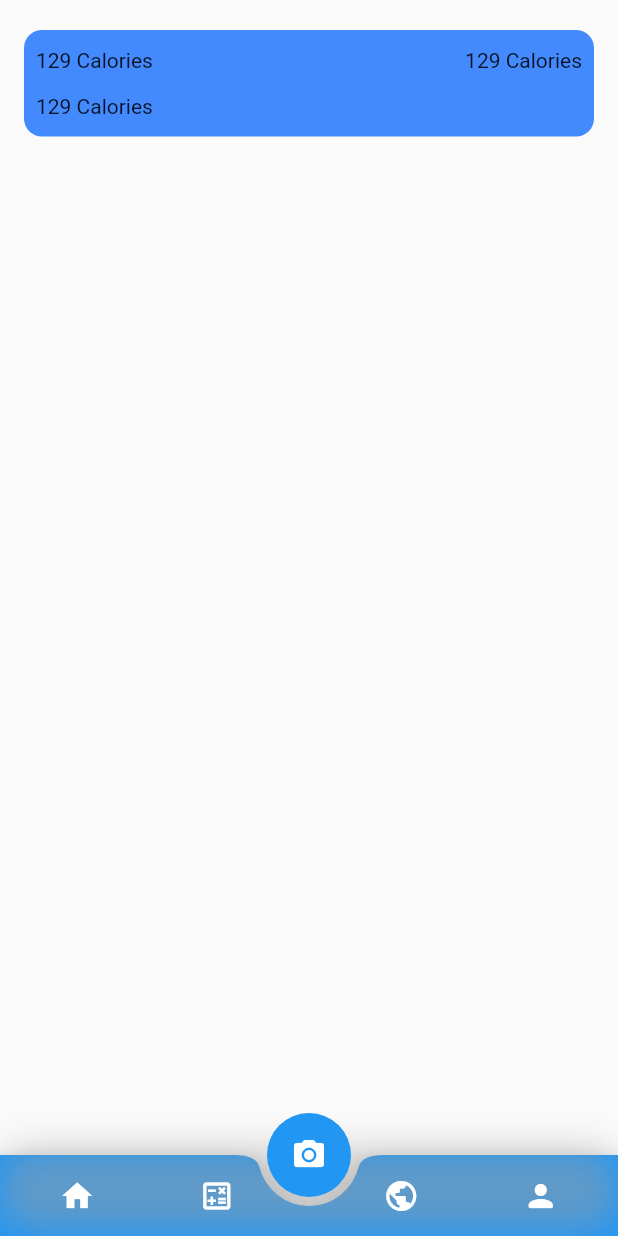
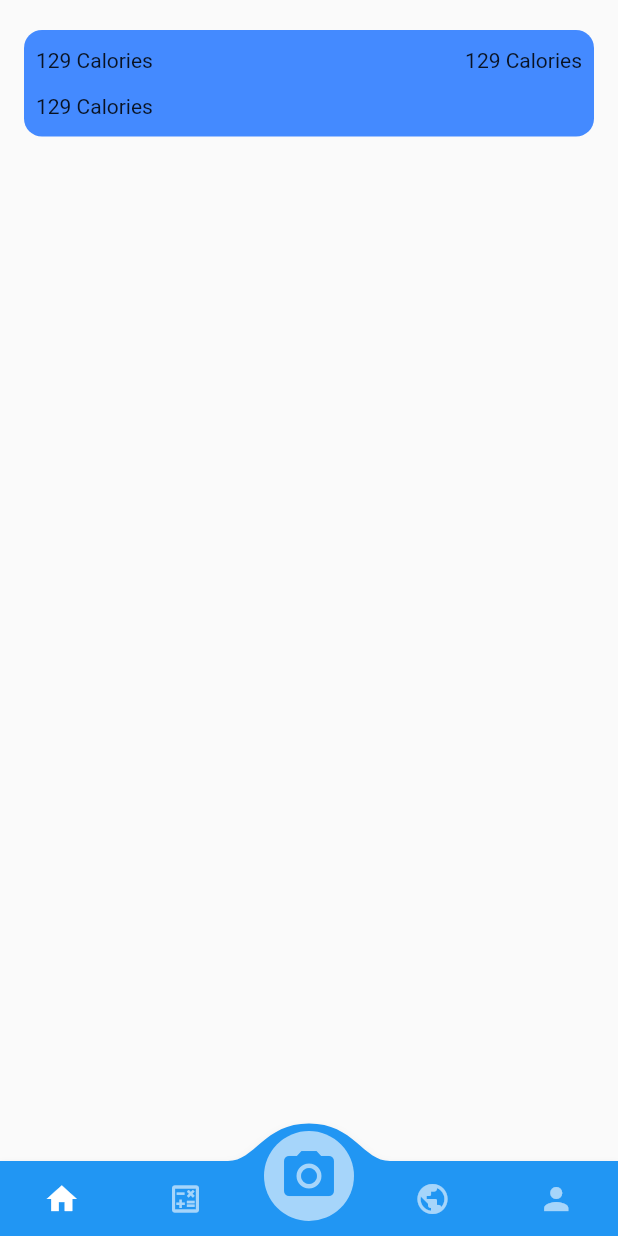
Before and after one commit to ali-susanto/kaloriku, a Flutter app: the screen it shows after launch, on a phone screen of 412 x 824 dp. Run offline on Flutter 3.47's test engine with Material 2 defaults, Android fonts, the phone set to English and light mode, and no system bars; drawn by our look-alikes of convex_bottom_bar.

Commit message:
add bottom navbar

```diff
--- a/lib/components/bottom_navbar.dart
+++ b/lib/components/bottom_navbar.dart
@@ -1,79 +1,26 @@
+import 'package:convex_bottom_bar/convex_bottom_bar.dart';
 import 'package:flutter/material.dart';
-import 'package:kaloriku/screen/home/home_screen.dart';
-import 'package:kaloriku/screen/profile/profile_screen.dart';
 
 class BottomNavbar extends StatelessWidget {
-  const BottomNavbar({
-    Key? key,
-  }) : super(key: key);
+  BottomNavbar({Key? key, required this.index, required this.onTap})
+      : super(key: key);
+  final int index;
+  var onTap;
 
   @override
   Widget build(BuildContext context) {
-    return BottomAppBar(
-      shape: const CircularNotchedRectangle(),
-      notchMargin: 6,
-      color: Colors.blue,
-      child: Container(
-        // height: 50,
-        padding: const EdgeInsets.symmetric(vertical: 3, horizontal: 5),
-        decoration: BoxDecoration(
-          //color: Colors.white,
-          boxShadow: [
-            BoxShadow(
-                offset: const Offset(0, -4),
-                blurRadius: 20,
-                color: Colors.grey.withOpacity(0.5))
-          ],
-          borderRadius: BorderRadius.circular(20),
-        ),
-        child: SafeArea(
-            top: false,
-            child: Row(
-              mainAxisAlignment: MainAxisAlignment.spaceAround,
-              children: [
-                IconButton(
-                  onPressed: () {
-                    Navigator.push(
-                        context,
-                        PageRouteBuilder(
-                            pageBuilder:
-                                (context, animation, secondaryAnimation) =>
-                                    const HomeScreen()));
-                  },
-                  icon: const Icon(
-                    Icons.home,
-                    color: Colors.white,
-                  ),
-                ),
-                Padding(
-                  padding: const EdgeInsets.only(right: 15.0),
-                  child: IconButton(
-                    onPressed: () {},
-                    icon: const Icon(Icons.calculate_outlined,
-                        color: Colors.white),
-                  ),
-                ),
-                Padding(
-                  padding: const EdgeInsets.only(left: 15.0),
-                  child: IconButton(
-                    onPressed: () {},
-                    icon: const Icon(Icons.public, color: Colors.white),
-                  ),
-                ),
-                IconButton(
-                  onPressed: () {
-                    Navigator.push(
-                        context,
-                        PageRouteBuilder(
-                            pageBuilder:
-                                (context, animation, secondaryAnimation) =>
-                                    const ProfileScreen()));
-                  },
-                  icon: const Icon(Icons.person_rounded, color: Colors.white),
-                ),
-              ],
-            )),
-      ),
+    final page = ['/home', '/scan', '/profile'];
+    return ConvexAppBar(
+      style: TabStyle.fixedCircle,
+      initialActiveIndex: index,
+      items: const [
+        TabItem(icon: Icons.home),
+        TabItem(icon: Icons.calculate_outlined),
+        TabItem(icon: Icons.camera_alt, title: 'Scan'),
+        TabItem(icon: Icons.public),
+        TabItem(icon: Icons.person)
+      ],
+      onTap: onTap,
     );
   }
 }
--- a/lib/main.dart
+++ b/lib/main.dart
@@ -1,7 +1,9 @@
 import 'package:flutter/material.dart';
+import 'package:kaloriku/screen/calculator/calculator_screen.dart';
 import 'package:kaloriku/screen/detection/detection_screen.dart';
 import 'package:kaloriku/screen/home/home_screen.dart';
 import 'package:kaloriku/screen/profile/profile_screen.dart';
+import 'package:kaloriku/screen/tips/tips_screen.dart';
 
 void main() {
   runApp(const MyApp());
@@ -21,8 +23,10 @@ class MyApp extends StatelessWidget {
       ),
       routes: {
         '/home': (context) => const HomeScreen(),
+        '/calculator': (context) => const CalculatorScreen(),
+        '/scan': (context) => const DetectionScreen(),
+        '/tips': (context) => const TipsScreen(),
         '/profile': (context) => const ProfileScreen(),
-        '/scan': (context) => const DetectionScreen()
       },
       initialRoute: '/home',
     );
--- a/lib/screen/detection/detection_screen.dart
+++ b/lib/screen/detection/detection_screen.dart
@@ -11,9 +11,9 @@ class DetectionScreen extends StatefulWidget {
 class _DetectionScreenState extends State<DetectionScreen> {
   @override
   Widget build(BuildContext context) {
-    return const Scaffold(
-      body: Text('data'),
-      bottomNavigationBar: BottomNavbar(),
+    return Scaffold(
+      body: const Text('data'),
+      bottomNavigationBar: BottomNavbar(index: 2, onTap: () {}),
     );
   }
 }
--- a/lib/screen/home/home_screen.dart
+++ b/lib/screen/home/home_screen.dart
@@ -11,6 +11,8 @@ class HomeScreen extends StatefulWidget {
 }
 
 class _HomeScreenState extends State<HomeScreen> {
+  final _page = ['/home', '/calculator', '/scan', '/tips', '/profile'];
+  int _selectedPage = 0;
   @override
   Widget build(BuildContext context) {
     Size size = MediaQuery.of(context).size;
@@ -49,8 +51,15 @@ class _HomeScreenState extends State<HomeScreen> {
             ),
           ),
         ),
-        floatingActionButtonLocation: FloatingActionButtonLocation.centerDocked,
-        floatingActionButton: const ScanButton(),
-        bottomNavigationBar: const BottomNavbar());
+        // floatingActionButtonLocation: FloatingActionButtonLocation.centerDocked,
+        // floatingActionButton: const ScanButton(),
+        bottomNavigationBar: BottomNavbar(
+          index: 0,
+          onTap: (int index) {
+            setState(() {
+              _selectedPage = index;
+            });
+          },
+        ));
   }
 }
```
Also changed, not shown: lib/screen/profile/profile_screen.dart (+7 -4 lines).
